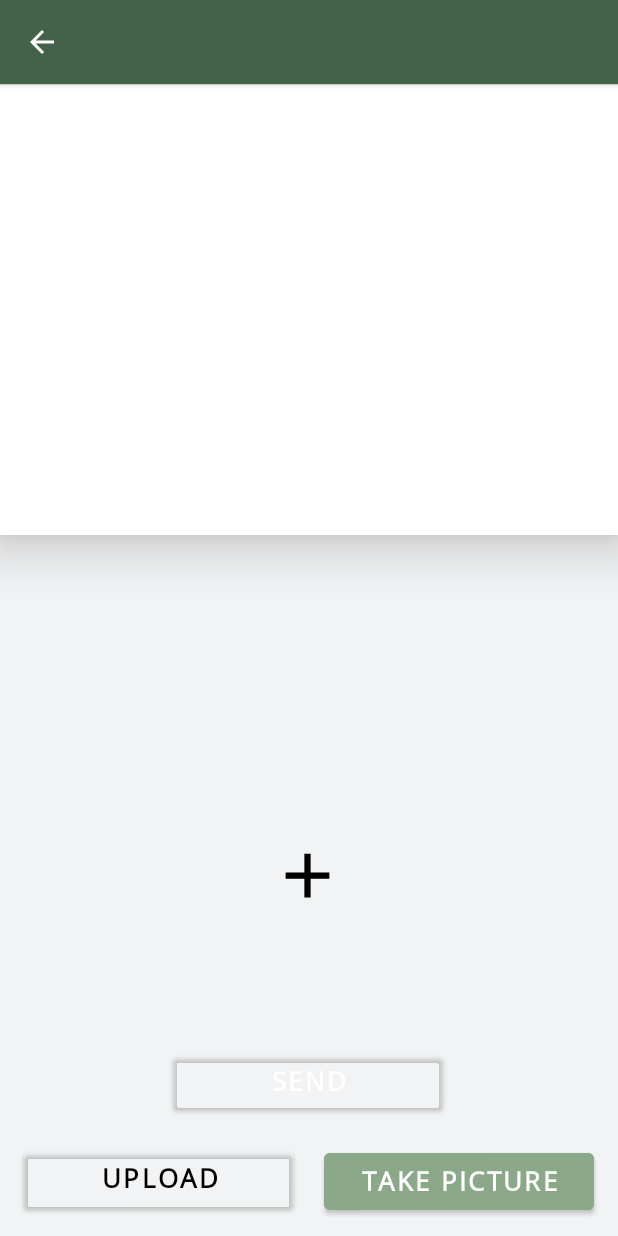
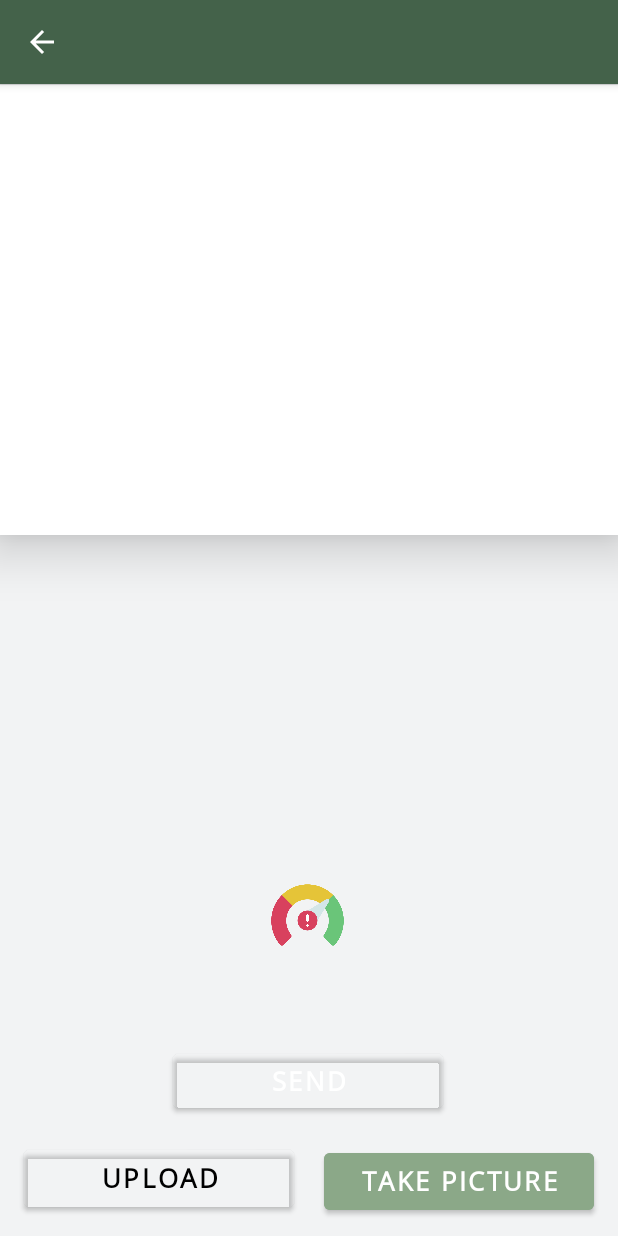
Before and after one commit to Amenyuwel/Harvest-Assistant-Android, an Android app: the CameraActivity screen opened directly, with no data from a screen before it, on a phone screen of 412 x 824 dp. Run offline under Robolectric (Android 15) with nearby library versions, the phone set to English and light mode, and no system bars; our stand-ins replace Volley; 1 statement that could not run was skipped.

Commit message:
10-24-2024

```diff
--- a/app/src/main/java/com/example/app/CameraActivity.java
+++ b/app/src/main/java/com/example/app/CameraActivity.java
@@ -154,10 +154,18 @@ public class CameraActivity extends AppCompatActivity {
                     int selectedId = radioGroup.getCheckedRadioButtonId();
 
                     if (selectedId != -1) {
+                        // Get the selected radio button's text (severity)
                         RadioButton selectedRadioButton = dialogView.findViewById(selectedId);
-                        severity = selectedRadioButton.getText().toString();
+                        severity = selectedRadioButton.getText().toString(); // Capture the selected severity
+
+                        // Find the TextView in activity_camera.xml and update it with the selected severity
+                        TextView selectedSeverityTextView = findViewById(R.id.selectedSeverityTextView);
+                        selectedSeverityTextView.setText("Selected Severity: " + severity);
+
+                        // Show a toast to confirm the selection
                         Toast.makeText(CameraActivity.this, "Selected: " + severity, Toast.LENGTH_SHORT).show();
                     } else {
+                        // If no selection is made, show a toast message
                         Toast.makeText(CameraActivity.this, "No selection made", Toast.LENGTH_SHORT).show();
                     }
                 })
@@ -166,12 +174,11 @@ public class CameraActivity extends AppCompatActivity {
         // Show the dialog
         builder.create().show();
 
-
         recommendationTextView.setOnClickListener(new View.OnClickListener() {
             @Override
             public void onClick(View v) {
                 // Intent to open a new activity
-                Intent intent = new Intent(CameraActivity.this, PestReal.class);
+                Intent intent = new Intent(CameraActivity.this, NewPest.class);
                 startActivity(intent); // Start the new activity
             }
         });
--- a/app/src/main/res/layout/activity_camera.xml
+++ b/app/src/main/res/layout/activity_camera.xml
@@ -37,13 +37,23 @@
         android:id="@+id/getRate"
         android:layout_width="50dp"
         android:layout_height="50dp"
-        android:src="@drawable/add"
+        android:src="@drawable/severe"
         app:layout_constraintBottom_toBottomOf="parent"
         app:layout_constraintEnd_toEndOf="parent"
         app:layout_constraintHorizontal_bias="0.498"
         app:layout_constraintStart_toStartOf="parent"
         app:layout_constraintTop_toTopOf="parent"
-        app:layout_constraintVertical_bias="0.7" />
+        app:layout_constraintVertical_bias="0.737" />
+
+    <TextView
+        android:id="@+id/selectedSeverityTextView"
+        android:layout_width="wrap_content"
+        android:layout_height="wrap_content"
+        android:layout_marginBottom="152dp"
+        app:layout_constraintBottom_toBottomOf="parent"
+        app:layout_constraintEnd_toEndOf="parent"
+        app:layout_constraintHorizontal_bias="0.498"
+        app:layout_constraintStart_toStartOf="parent" />
 
     <TextView
         android:id="@+id/result"
@@ -74,10 +84,10 @@
         android:visibility="invisible"
         app:layout_constraintBottom_toBottomOf="parent"
         app:layout_constraintEnd_toEndOf="parent"
-        app:layout_constraintHorizontal_bias="0.508"
+        app:layout_constraintHorizontal_bias="0.511"
         app:layout_constraintStart_toStartOf="parent"
         app:layout_constraintTop_toBottomOf="@+id/result"
-        app:layout_constraintVertical_bias="0.67" />
+        app:layout_constraintVertical_bias="0.241" />
 
     <TextView
         android:id="@+id/location"
```
Also changed, not shown: app/src/main/res/drawable/severe.png (added).
